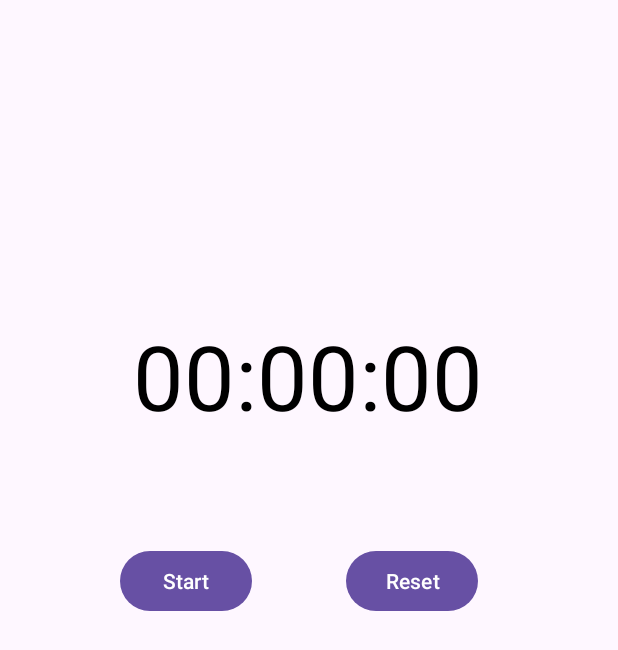
After one commit to ThivinaSam/notesapp, an Android app: the PersistentTimer screen opened directly, with no data from a screen before it, on a phone screen of 412 x 824 dp. The commit adds this screen. Shown: the top 650 px of the screen. Run offline under Robolectric (Android 15) with nearby library versions, the phone set to English and light mode, and no system bars.

Commit message:
add a timer

```diff
--- a/app/build.gradle.kts
+++ b/app/build.gradle.kts
@@ -26,6 +26,11 @@ android {
             )
         }
     }
+
+    buildFeatures{
+        viewBinding = true
+    }
+
     compileOptions {
         sourceCompatibility = JavaVersion.VERSION_1_8
         targetCompatibility = JavaVersion.VERSION_1_8
--- /dev/null
+++ b/app/src/main/java/com/example/notesapp/DataHelper.kt
@@ -0,0 +1,75 @@
+package com.example.notesapp
+
+import android.content.Context
+import java.text.SimpleDateFormat
+import java.util.Locale
+import java.util.Date
+
+class DataHelper(context: Context) {
+
+    private val sharedPreferences = context.getSharedPreferences(PREFERENCE, Context.MODE_PRIVATE)
+    private val dateFormatter = SimpleDateFormat("MM:dd:yyyy HH:mm:ss", Locale.getDefault())
+
+    private var timerCounting = false
+    private var startTime: Date? = null
+    private var stopTime: Date? = null
+
+    init {
+        timerCounting = sharedPreferences.getBoolean(COUNTING_KEY, false)
+
+        val startString = sharedPreferences.getString(START_TIME_KEY, null)
+        if (startString != null) {
+            startTime = dateFormatter.parse(startString)
+        }
+
+        val stopString = sharedPreferences.getString(STOP_TIME_KEY, null)
+        if (stopString != null) {
+            stopTime = dateFormatter.parse(stopString)
+        }
+    }
+
+    // Getter for startTime, renamed for clarity
+    fun getStartTime(): Date? = startTime
+
+    // Setter for startTime, persists to SharedPreferences
+    fun setStartTime(startTime: Date?) {
+        this.startTime = startTime
+        with(sharedPreferences.edit()) {
+            val stringDate = startTime?.let { dateFormatter.format(it) }
+            putString(START_TIME_KEY, stringDate)
+            apply()
+        }
+    }
+
+    // Getter for stopTime, renamed for clarity
+    fun getStopTime(): Date? = stopTime
+
+    // Setter for stopTime, persists to SharedPreferences
+    fun setStopTime(stopTime: Date?) {
+        this.stopTime = stopTime
+        with(sharedPreferences.edit()) {
+            val stringDate = stopTime?.let { dateFormatter.format(it) }
+            putString(STOP_TIME_KEY, stringDate)
+            apply()
+        }
+    }
+
+    // Getter for timerCounting
+    fun isTimerCounting(): Boolean = timerCounting
+
+    // Setter for timerCounting
+    fun setTimerCounting(value: Boolean) {
+        timerCounting = value
+        with(sharedPreferences.edit()) {
+            putBoolean(COUNTING_KEY, value)
+            apply()
+        }
+    }
+
+    companion object {
+        const val PREFERENCE = "prefs"
+        const val START_TIME_KEY = "startKey"
+        const val STOP_TIME_KEY = "stopKey"
+        const val COUNTING_KEY = "countingKey"
+    }
+}
--- /dev/null
+++ b/app/src/main/java/com/example/notesapp/PersistentTimer.kt
@@ -0,0 +1,219 @@
+package com.example.notesapp
+
+import android.os.Bundle
+import androidx.appcompat.app.AppCompatActivity
+import com.example.notesapp.databinding.ActivityPersistentTimerBinding
+import java.util.Date
+import java.util.Locale
+import java.util.Timer
+import java.util.TimerTask
+
+class PersistentTimer : AppCompatActivity() {
+
+    private lateinit var binding: ActivityPersistentTimerBinding
+    private lateinit var dataHelper: DataHelper
+
+    private val timer = Timer()
+
+    override fun onCreate(savedInstanceState: Bundle?) {
+        super.onCreate(savedInstanceState)
+
+        // Proper initialization of the binding
+        binding = ActivityPersistentTimerBinding.inflate(layoutInflater)
+        setContentView(binding.root)
+
+        dataHelper = DataHelper(applicationContext)
+
+        binding.startButton.setOnClickListener { startStopAction() }
+        binding.resetButton.setOnClickListener { resetAction() }
+
+        if (dataHelper.isTimerCounting()) {
+            startTimer()
+        } else {
+            stopTimer()
+            if (dataHelper.getStartTime() != null && dataHelper.getStopTime() != null) {
+                val time = Date().time - calcRestartTime().time
+                binding.timeTV.text = timeStringFromLong(time)
+            }
+        }
+
+        // Use `schedule` instead of `scheduleAtFixedRate`
+        timer.schedule(TimeTask(), 0, 1000)
+    }
+
+    private inner class TimeTask : TimerTask() {
+        override fun run() {
+            if (dataHelper.isTimerCounting()) {
+                val time = Date().time - (dataHelper.getStartTime()?.time ?: 0)
+                runOnUiThread {
+                    binding.timeTV.text = timeStringFromLong(time)
+                }
+            }
+        }
+    }
+
+    private fun startStopAction() {
+        if (dataHelper.isTimerCounting()) {
+            dataHelper.setStopTime(Date())
+            stopTimer()
+        } else {
+            if (dataHelper.getStopTime() != null) {
+                dataHelper.setStartTime(calcRestartTime())
+                dataHelper.setStopTime(null)
+            } else {
+                dataHelper.setStartTime(Date())
+            }
+            startTimer()
+        }
+    }
+
+    private fun stopTimer() {
+        dataHelper.setTimerCounting(false)
+        binding.startButton.text = getString(R.string.start)
+    }
+
+    private fun startTimer() {
+        dataHelper.setTimerCounting(true)
+        binding.startButton.text = getString(R.string.stop)
+    }
+
+    private fun calcRestartTime(): Date {
+        val diff = dataHelper.getStartTime()!!.time - dataHelper.getStopTime()!!.time
+        return Date(System.currentTimeMillis() - diff)
+    }
+
+    private fun resetAction() {
+        stopTimer()
+        binding.timeTV.text = timeStringFromLong(0)
+        dataHelper.setStartTime(null)
+        dataHelper.setStopTime(null)
+    }
+
+    private fun timeStringFromLong(ms: Long): String {
+        val seconds = (ms / 1000) % 60
+        val minutes = (ms / (1000 * 60) % 60)
+        val hours = (ms / (1000 * 60 * 60)) % 24
+
+        // Include locale in String.format
+        return makeTimeString(hours, minutes, seconds)
+    }
+
+    private fun makeTimeString(hours: Long, minutes: Long, seconds: Long): String {
+        return String.format(Locale.getDefault(), "%02d:%02d:%02d", hours, minutes, seconds)
+    }
+
+    override fun onPause() {
+        super.onPause()
+        timer.cancel() // Stop the timer when the activity is paused
+    }
+}
+
+
+//package com.example.notesapp
+//
+//import android.os.Bundle
+//import androidx.appcompat.app.AppCompatActivity
+//import com.example.notesapp.databinding.ActivityPersistentTimerBinding
+//import java.util.Date
+//import java.util.Timer
+//import java.util.TimerTask
+//
+//class PersistentTimer : AppCompatActivity() {
+//
+//    lateinit var binding: ActivityPersistentTimerBinding
+//    lateinit var dataHelper: DataHelper
+//
+//    private val timer = Timer()
+//
+//    override fun onCreate(savedInstanceState: Bundle?) {
+//        super.onCreate(savedInstanceState)
+//        setContentView(R.layout.activity_persistent_timer)
+//        dataHelper = DataHelper(applicationContext)
+//
+//        binding.startButton.setOnClickListener { startStopAction() }
+//        binding.resetButton.setOnClickListener { resetAction() }
+//
+//        if (dataHelper.isTimerCounting()) {
+//            startTimer()
+//        } else {
+//            stopTimer()
+//            if (dataHelper.getStartTime() != null && dataHelper.getStopTime() != null) {
+//                val time = Date().time - calcRestartTime().time
+//                binding.timeTV.text = timeStringFromLong(time)
+//            }
+//        }
+//
+//        timer.scheduleAtFixedRate(TimeTask(), 0, 1000)
+//    }
+//
+//    private inner class TimeTask : TimerTask() {
+//        override fun run() {
+//            if (dataHelper.isTimerCounting()) {
+//                val time = Date().time - (dataHelper.getStartTime()?.time ?: 0)
+//                runOnUiThread {
+//                    binding.timeTV.text = timeStringFromLong(time)
+//                }
+//            }
+//        }
+//    }
+//
+//    private fun startStopAction() {
+//        if (dataHelper.isTimerCounting()) {
+//            dataHelper.setStopTime(Date())
+//            stopTimer()
+//        } else {
+//            if (dataHelper.getStopTime() != null) {
+//                dataHelper.setStartTime(calcRestartTime())
+//                dataHelper.setStopTime(null)
+//            } else {
+//                dataHelper.setStartTime(Date())
+//            }
+//            startTimer()
+//        }
+//    }
+//
+//    private fun stopTimer() {
+//        dataHelper.setTimerCounting(false)
+//        binding.startButton.text = getString(R.string.start)
+//    }
+//
+//    private fun startTimer() {
+//        dataHelper.setTimerCounting(true)
+//        binding.startButton.text = getString(R.string.stop)
+//    }
+//
+//    private fun calcRestartTime(): Date {
+//        val diff = dataHelper.getStartTime()!!.time - dataHelper.getStopTime()!!.time
+//        return Date(System.currentTimeMillis() - diff)
+//    }
+//
+//    private fun resetAction() {
+//        stopTimer()
+//        binding.timeTV.text = timeStringFromLong(0)
+//        dataHelper.setStartTime(null)
+//        dataHelper.setStopTime(null)
+//    }
+//
+//    private fun timeStringFromLong(ms: Long): String {
+//        val seconds = (ms / 1000) % 60
+//        val minutes = (ms / (1000 * 60) % 60)
+//        val hours = (ms / (1000 * 60 * 60)) % 24
+//
+//        return makeTimeString(hours, minutes, seconds)
+//    }
+//
+//    private fun makeTimeString(hours: Long, minutes: Long, seconds: Long): String {
+//        return String.format("%02d:%02d:%02d", hours, minutes, seconds)
+//    }
+//
+//    override fun onPause() {
+//        super.onPause()
+//        timer.cancel() // Stop the timer when the activity is paused
+//    }
+//
+//    companion object {
+//        fun setOnClickListener(function: () -> Unit) {
+//
+//        }
+//    }
+//}
--- /dev/null
+++ b/app/src/main/res/layout/activity_persistent_timer.xml
@@ -0,0 +1,60 @@
+<?xml version="1.0" encoding="utf-8"?>
+<androidx.constraintlayout.widget.ConstraintLayout xmlns:android="http://schemas.android.com/apk/res/android"
+    xmlns:app="http://schemas.android.com/apk/res-auto"
+    android:id="@+id/main"
+    android:layout_width="match_parent"
+    android:layout_height="match_parent">
+
+    <androidx.constraintlayout.widget.ConstraintLayout
+        android:id="@+id/constraintLayout"
+        android:layout_width="0dp"
+        android:layout_height="0dp"
+        android:padding="10dp"
+        app:layout_constraintBottom_toBottomOf="parent"
+        app:layout_constraintEnd_toEndOf="parent"
+        app:layout_constraintStart_toStartOf="parent"
+        app:layout_constraintTop_toTopOf="parent">
+
+        <Button
+            android:id="@+id/resetButton"
+            android:layout_width="wrap_content"
+            android:layout_height="wrap_content"
+            android:text="@string/reset"
+            app:layout_constraintBottom_toBottomOf="parent"
+            app:layout_constraintEnd_toEndOf="parent"
+            app:layout_constraintHorizontal_bias="0.726"
+            app:layout_constraintStart_toStartOf="parent"
+            app:layout_constraintTop_toTopOf="parent"
+            app:layout_constraintVertical_bias="0.467" />
+
+        <Button
+            android:id="@+id/startButton"
+            android:layout_width="wrap_content"
+            android:layout_height="wrap_content"
+            android:text="@string/start"
+            app:layout_constraintBottom_toBottomOf="parent"
+            app:layout_constraintEnd_toStartOf="@+id/resetButton"
+            app:layout_constraintHorizontal_bias="0.53"
+            app:layout_constraintStart_toStartOf="parent"
+            app:layout_constraintTop_toTopOf="parent"
+            app:layout_constraintVertical_bias="0.467" />
+
+        <TextView
+            android:id="@+id/timeTV"
+            android:layout_width="wrap_content"
+            android:layout_height="wrap_content"
+            android:padding="10dp"
+            android:text="@string/placeHolderTime"
+            android:textAlignment="center"
+            android:textColor="@color/black"
+            android:textSize="60sp"
+            app:layout_constraintBottom_toBottomOf="parent"
+            app:layout_constraintEnd_toEndOf="parent"
+            app:layout_constraintHorizontal_bias="0.496"
+            app:layout_constraintStart_toStartOf="parent"
+            app:layout_constraintTop_toTopOf="parent"
+            app:layout_constraintVertical_bias="0.27" />
+
+    </androidx.constraintlayout.widget.ConstraintLayout>
+
+</androidx.constraintlayout.widget.ConstraintLayout>
--- a/app/src/main/res/values/strings.xml
+++ b/app/src/main/res/values/strings.xml
@@ -1,3 +1,16 @@
 <resources>
-    <string name="app_name">notesapp</string>
+<!--    <string name="app_name">notesapp</string>-->
+    <string name="btnEYN">Enter your note...</string>
+    <string name="btnSave">Save</string>
+<!--    <string name="placeHolderTime">00:00:00</string>-->
+<!--    <string name="reset">RESET</string>-->
+<!--    <string name="start">start</string>-->
+    <string name="stop">stop</string>
+    <string name="timerBtn">Start Timer</string>
+
+    <string name="app_name">Notes App</string>
+    <string name="start">Start</string>
+    <string name="reset">Reset</string>
+    <string name="placeHolderTime">00:00:00</string>
+
 </resources>
```
Also changed, not shown: app/src/main/AndroidManifest.xml (+15 -7 lines), app/src/main/java/com/example/notesapp/MainHome.kt (+7 -0 lines), app/src/main/res/layout/activity_main_home.xml (+11 -0 lines).
